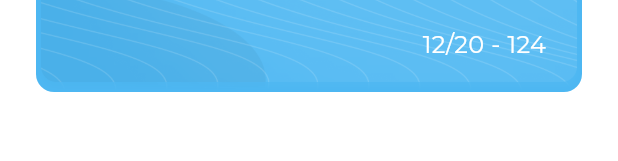
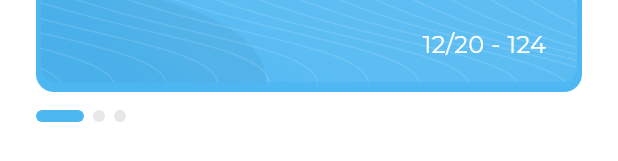
Before and after one commit to ahmedhassan456/responsive_dash_board, a Flutter app: the CardLayout widget shown alone on an empty page, opened directly, on a phone screen of 412 x 824 dp. Shown: the part 297-458 px from the top of the screen. Run offline on Flutter 3.47's test engine with Material 3 defaults, Android fonts, the phone set to English and light mode, and no system bars; drawn by our look-alikes of expandable_page_view; our stand-ins replace flutter_svg; project files that could hold a hidden picture were left out.

Commit message:
finish dots indicator

```diff
--- a/lib/widgets/card_layout/card_layout.dart
+++ b/lib/widgets/card_layout/card_layout.dart
@@ -1,26 +1,54 @@
 import 'package:flutter/material.dart';
 import 'package:reponsive_dash_board/utils/app_styles.dart';
+import 'package:reponsive_dash_board/widgets/card_layout/dots_indicator.dart';
 import 'package:reponsive_dash_board/widgets/card_layout/my_card_page_view.dart';
 
-class CardLayout extends StatelessWidget {
+class CardLayout extends StatefulWidget {
   const CardLayout({super.key});
+
+  @override
+  State<CardLayout> createState() => _CardLayoutState();
+}
+
+class _CardLayoutState extends State<CardLayout> {
+  late PageController pageController;
+  int curentIndex = 0;
+
+  @override
+  void initState() {
+    pageController = PageController();
+
+    pageController.addListener(() {
+      curentIndex = pageController.page!.round();
+      setState(() {});
+    });
+    super.initState();
+  }
 
   @override
   Widget build(BuildContext context) {
     return Container(
       padding: const EdgeInsets.all(24.0),
       color: Colors.white,
-      child: const Column(
+      child: Column(
         crossAxisAlignment: CrossAxisAlignment.start,
         children: [
-          Text(
+          const Text(
             'My card',
             style: AppStyles.styleSemiBold20,
           ),
-          SizedBox(
+          const SizedBox(
             height: 20.0,
           ),
-          Expanded(child: MyCardPageView()),
+          MyCardPageView(
+            pageController: pageController,
+          ),
+          const SizedBox(
+            height: 12.0,
+          ),
+          DotsIndictor(
+            currentPageIndex: curentIndex,
+          ),
         ],
       ),
     );
--- /dev/null
+++ b/lib/widgets/card_layout/custom_dot_indicator.dart
@@ -0,0 +1,21 @@
+import 'package:flutter/material.dart';
+
+class CustomDotIndector extends StatelessWidget {
+  const CustomDotIndector({super.key, required this.isActive});
+
+  final bool isActive;
+  @override
+  Widget build(BuildContext context) {
+    return AnimatedContainer(
+      duration: const Duration(milliseconds: 300),
+      height: 8.0,
+      width: isActive? 32.0 : 8.0,
+      decoration: ShapeDecoration(
+        color: isActive? const Color(0xFF4DB7F2) : const Color(0xFFE7E7E7),
+        shape: RoundedRectangleBorder(
+          borderRadius: BorderRadius.circular(12.0),
+        )
+      ),
+    );
+  }
+}
--- /dev/null
+++ b/lib/widgets/card_layout/dots_indicator.dart
@@ -0,0 +1,22 @@
+import 'package:flutter/material.dart';
+import 'package:reponsive_dash_board/widgets/card_layout/custom_dot_indicator.dart';
+
+class DotsIndictor extends StatelessWidget {
+  const DotsIndictor({super.key, required this.currentPageIndex});
+
+  final int currentPageIndex;
+  @override
+  Widget build(BuildContext context) {
+    return Row(
+      children: List.generate(
+        3,
+        (index) => Padding(
+          padding: const EdgeInsets.only(right: 6.0),
+          child: CustomDotIndector(
+            isActive: index == currentPageIndex,
+          ),
+        ),
+      ),
+    );
+  }
+}
--- a/lib/widgets/card_layout/my_card_page_view.dart
+++ b/lib/widgets/card_layout/my_card_page_view.dart
@@ -3,13 +3,15 @@ import 'package:flutter/material.dart';
 import 'package:reponsive_dash_board/widgets/card_layout/card_view.dart';
 
 class MyCardPageView extends StatelessWidget {
-  const MyCardPageView({super.key});
+  const MyCardPageView({super.key, required this.pageController});
 
+  final PageController pageController;
   @override
   Widget build(BuildContext context) {
     return ExpandablePageView(
+      controller: pageController,
       scrollDirection: Axis.horizontal,
-      children: List.generate(3, (index) => const CardView()),
+      children: List.generate(3, (index) => const CardView(),),
     );
   }
 }
```
